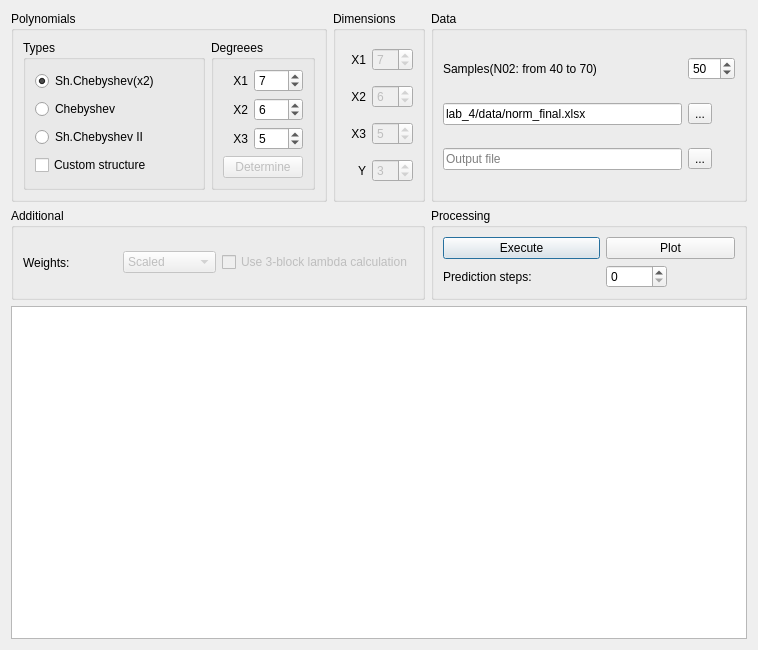
fatvlady/sys-an-labs, file lab_4/main_window.ui: the form before one commit.
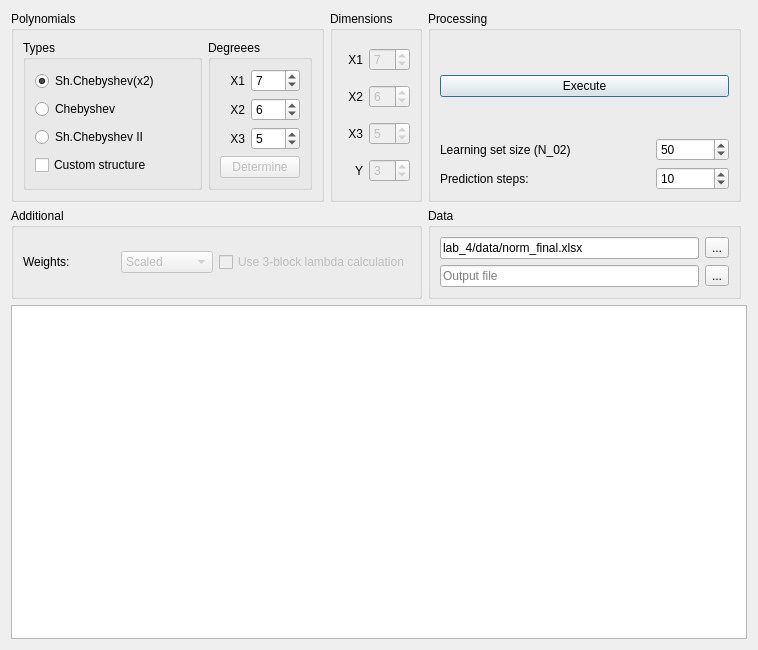
The form after the commit.

Commit message: Modified interface for lab4, fixed matplotlib compatibility issue.

What changed in the file:
```diff
--- a/lab_4/main_window.ui
+++ b/lab_4/main_window.ui
@@ -13,46 +13,7 @@
   <property name="windowTitle">
    <string>Form1</string>
   </property>
-  <layout class="QGridLayout" name="gridLayout_2" rowstretch="0,0,0" columnstretch="0,0,0">
-   <item row="1" column="2">
-    <widget class="QGroupBox" name="groupBox_6">
-     <property name="title">
-      <string>Processing</string>
-     </property>
-     <layout class="QGridLayout" name="gridLayout">
-      <item row="0" column="0" rowspan="2" colspan="2">
-       <widget class="QPushButton" name="exec_button">
-        <property name="text">
-         <string>Execute</string>
-        </property>
-        <property name="default">
-         <bool>true</bool>
-        </property>
-        <property name="flat">
-         <bool>false</bool>
-        </property>
-       </widget>
-      </item>
-      <item row="0" column="2" rowspan="2" colspan="2">
-       <widget class="QPushButton" name="plot_button">
-        <property name="text">
-         <string>Plot</string>
-        </property>
-       </widget>
-      </item>
-      <item row="2" column="0">
-       <widget class="QLabel" name="label_10">
-        <property name="text">
-         <string>Prediction steps:</string>
-        </property>
-       </widget>
-      </item>
-      <item row="2" column="2">
-       <widget class="QSpinBox" name="predictBox"/>
-      </item>
-     </layout>
-    </widget>
-   </item>
+  <layout class="QGridLayout" name="gridLayout_2" rowstretch="0,0,0" columnstretch="0,0,0,0">
    <item row="0" column="0">
     <widget class="QGroupBox" name="groupBox_5">
      <property name="title">
@@ -325,7 +286,7 @@
      </layout>
     </widget>
    </item>
-   <item row="0" column="2">
+   <item row="1" column="2">
     <widget class="QGroupBox" name="groupBox">
      <property name="title">
       <string>Data</string>
@@ -365,27 +326,10 @@
         </property>
        </widget>
       </item>
-      <item row="0" column="1">
-       <widget class="QSpinBox" name="sample_spin">
-        <property name="maximum">
-         <number>999</number>
-        </property>
-        <property name="value">
-         <number>50</number>
-        </property>
-       </widget>
-      </item>
-      <item row="0" column="0">
-       <widget class="QLabel" name="label">
-        <property name="text">
-         <string>Samples(N02: from 40 to 70)</string>
-        </property>
-       </widget>
-      </item>
      </layout>
     </widget>
    </item>
-   <item row="2" column="0" colspan="3">
+   <item row="2" column="0" colspan="4">
     <widget class="QTableView" name="tableView">
      <property name="horizontalScrollBarPolicy">
       <enum>Qt::ScrollBarAlwaysOff</enum>
@@ -398,6 +342,59 @@
      </property>
     </widget>
    </item>
+   <item row="0" column="2">
+    <widget class="QGroupBox" name="groupBox_6">
+     <property name="title">
+      <string>Processing</string>
+     </property>
+     <layout class="QGridLayout" name="gridLayout">
+      <item row="0" column="0" rowspan="2" colspan="3">
+       <widget class="QPushButton" name="exec_button">
+        <property name="text">
+         <string>Execute</string>
+        </property>
+        <property name="default">
+         <bool>true</bool>
+        </property>
+        <property name="flat">
+         <bool>false</bool>
+        </property>
+       </widget>
+      </item>
+      <item row="3" column="2">
+       <widget class="QSpinBox" name="predictBox">
+        <property name="value">
+         <number>10</number>
+        </property>
+       </widget>
+      </item>
+      <item row="3" column="0">
+       <widget class="QLabel" name="label_10">
+        <property name="text">
+         <string>Prediction steps:</string>
+        </property>
+       </widget>
+      </item>
+      <item row="2" column="0">
+       <widget class="QLabel" name="label">
+        <property name="text">
+         <string>Learning set size (N_02)</string>
+        </property>
+       </widget>
+      </item>
+      <item row="2" column="2">
+       <widget class="QSpinBox" name="sample_spin">
+        <property name="maximum">
+         <number>999</number>
+        </property>
+        <property name="value">
+         <number>50</number>
+        </property>
+       </widget>
+      </item>
+     </layout>
+    </widget>
+   </item>
   </layout>
  </widget>
  <tabstops>
```
Left out of the diff: 18 changed lines with no effect on the pictures. The commit also changes 5 other files.
